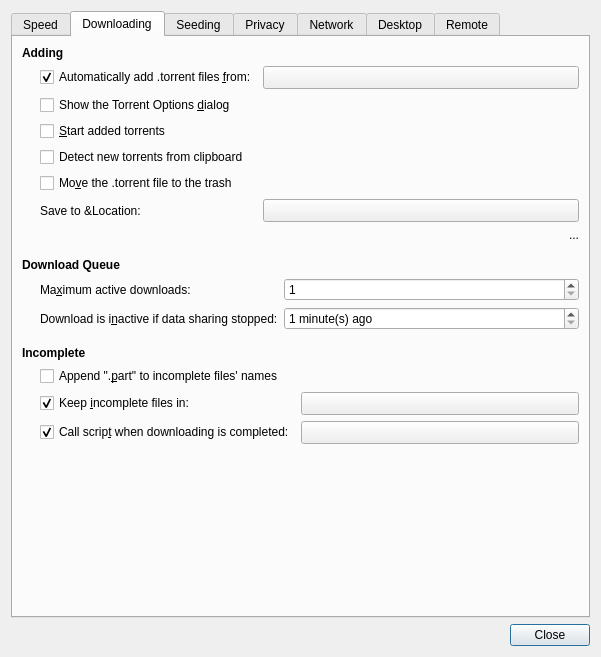
The window that qt/PrefsDialog.ui (transmission/transmission) describes before a commit, drawn with Qt 5.
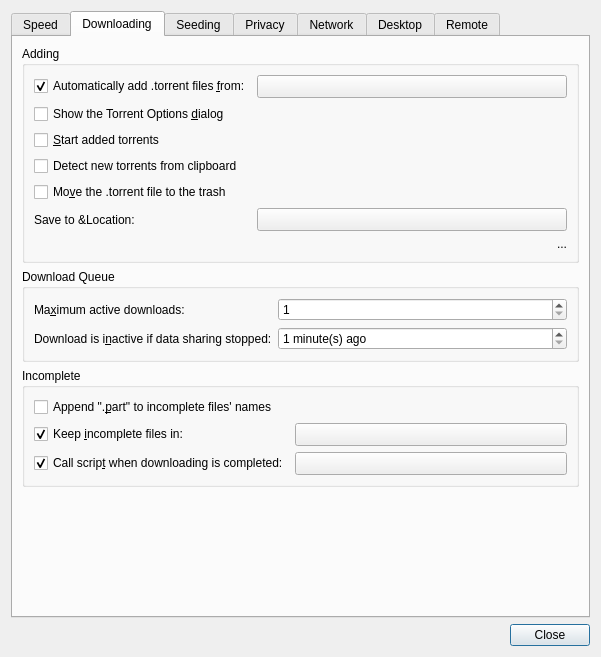
The same window after the commit. The open tabs and pages were chosen to show the change. Icons and pictures are not drawn. Custom widgets are drawn as their Qt base class.

Commit message: Preferences dialog Downloading tab a11y improvements

Patch:
```diff
--- a/qt/PrefsDialog.ui
+++ b/qt/PrefsDialog.ui
@@ -224,27 +224,11 @@
       </attribute>
       <layout class="QVBoxLayout" name="downloadingTabLayout">
        <item>
-        <widget class="QLabel" name="addingSectionLabel">
-         <property name="styleSheet">
-          <string notr="true">font-weight:bold</string>
-         </property>
-         <property name="text">
+        <widget class="QGroupBox" name="addingSection">
+         <property name="title">
           <string>Adding</string>
          </property>
-        </widget>
-       </item>
-       <item>
         <layout class="QGridLayout" name="addingSectionLayout" columnstretch="0,1">
-         <property name="leftMargin">
-          <number>18</number>
-         </property>
-         <item row="5" column="0">
-          <widget class="QLabel" name="downloadDirLabel">
-           <property name="text">
-            <string>Save to &amp;Location:</string>
-           </property>
-          </widget>
-         </item>
          <item row="0" column="0">
           <widget class="QCheckBox" name="watchDirCheck">
            <property name="text">
@@ -255,21 +239,16 @@
            </property>
           </widget>
          </item>
-         <item row="2" column="0" colspan="2">
-          <widget class="QCheckBox" name="startAddedTorrentsCheck">
-           <property name="text">
-            <string>&amp;Start added torrents</string>
-           </property>
-          </widget>
-         </item>
-         <item row="6" column="1">
-          <widget class="FreeSpaceLabel" name="downloadDirFreeSpaceLabel">
-           <property name="text">
-            <string notr="true">...</string>
-           </property>
-           <property name="alignment">
-            <set>Qt::AlignRight|Qt::AlignTrailing|Qt::AlignVCenter</set>
-           </property>
+          <item row="0" column="1">
+           <widget class="QStackedWidget" name="watchDirStack">
+            <property name="sizePolicy">
+             <sizepolicy hsizetype="Preferred" vsizetype="Fixed">
+              <horstretch>0</horstretch>
+              <verstretch>0</verstretch>
+             </sizepolicy>
+            </property>
+            <widget class="PathButton" name="watchDirButton"/>
+            <widget class="QLineEdit" name="watchDirEdit"/>
           </widget>
          </item>
          <item row="1" column="0" colspan="2">
@@ -279,6 +258,23 @@
            </property>
           </widget>
          </item>
+          <item row="2" column="0" colspan="2">
+           <widget class="QCheckBox" name="startAddedTorrentsCheck">
+            <property name="text">
+             <string>&amp;Start added torrents</string>
+            </property>
+           </widget>
+          </item>
+          <item row="3" column="0" colspan="2">
+           <widget class="QCheckBox" name="detectTorrentFromClipboard">
+            <property name="toolTip">
+             <string>Reads user clipboard content for torrents</string>
+            </property>
+            <property name="text">
+             <string>Detect new torrents from clipboard</string>
+            </property>
+           </widget>
+          </item>
          <item row="4" column="0" colspan="2">
           <widget class="QCheckBox" name="trashTorrentFileCheck">
            <property name="text">
@@ -286,16 +282,11 @@
            </property>
           </widget>
          </item>
-         <item row="0" column="1">
-          <widget class="QStackedWidget" name="watchDirStack">
-           <property name="sizePolicy">
-            <sizepolicy hsizetype="Preferred" vsizetype="Fixed">
-             <horstretch>0</horstretch>
-             <verstretch>0</verstretch>
-            </sizepolicy>
-           </property>
-           <widget class="PathButton" name="watchDirButton"/>
-           <widget class="QLineEdit" name="watchDirEdit"/>
+          <item row="5" column="0">
+           <widget class="QLabel" name="downloadDirLabel">
+            <property name="text">
+             <string>Save to &amp;Location:</string>
+            </property>
           </widget>
          </item>
          <item row="5" column="1">
@@ -310,49 +301,25 @@
            <widget class="QLineEdit" name="downloadDirEdit"/>
           </widget>
          </item>
-         <item row="3" column="0">
-          <widget class="QCheckBox" name="detectTorrentFromClipboard">
-           <property name="toolTip">
-            <string>Reads user clipboard content for torrents</string>
-           </property>
+          <item row="6" column="0" colspan="2">
+           <widget class="FreeSpaceLabel" name="downloadDirFreeSpaceLabel">
            <property name="text">
-            <string>Detect new torrents from clipboard</string>
+             <string notr="true">...</string>
+            </property>
+            <property name="alignment">
+             <set>Qt::AlignRight|Qt::AlignTrailing|Qt::AlignVCenter</set>
            </property>
           </widget>
          </item>
         </layout>
+        </widget>
        </item>
        <item>
-        <spacer name="downloadQueueSectionSpacer">
-         <property name="orientation">
-          <enum>Qt::Vertical</enum>
-         </property>
-         <property name="sizeType">
-          <enum>QSizePolicy::Fixed</enum>
-         </property>
-         <property name="sizeHint" stdset="0">
-          <size>
-           <width>1</width>
-           <height>10</height>
-          </size>
-         </property>
-        </spacer>
-       </item>
-       <item>
-        <widget class="QLabel" name="downloadQueueSectionLabel">
-         <property name="styleSheet">
-          <string notr="true">font-weight:bold</string>
-         </property>
-         <property name="text">
+        <widget class="QGroupBox" name="downloadQueueSection">
+         <property name="title">
           <string>Download Queue</string>
          </property>
-        </widget>
-       </item>
-       <item>
         <layout class="QGridLayout" name="downloadQueueSectionLayout" columnstretch="0,1">
-         <property name="leftMargin">
-          <number>18</number>
-         </property>
          <item row="0" column="0">
           <widget class="QLabel" name="downloadQueueSizeLabel">
            <property name="text">
@@ -400,38 +367,14 @@
           </widget>
          </item>
         </layout>
+        </widget>
        </item>
        <item>
-        <spacer name="incompleteSectionSpacer">
-         <property name="orientation">
-          <enum>Qt::Vertical</enum>
-         </property>
-         <property name="sizeType">
-          <enum>QSizePolicy::Fixed</enum>
-         </property>
-         <property name="sizeHint" stdset="0">
-          <size>
-           <width>1</width>
-           <height>10</height>
-          </size>
-         </property>
-        </spacer>
-       </item>
-       <item>
-        <widget class="QLabel" name="incompleteSectionLabel">
-         <property name="styleSheet">
-          <string notr="true">font-weight:bold</string>
-         </property>
-         <property name="text">
+        <widget class="QGroupBox" name="incompleteSection">
+         <property name="title">
           <string>Incomplete</string>
          </property>
-        </widget>
-       </item>
-       <item>
         <layout class="QGridLayout" name="incompleteSectionLayout" columnstretch="0,1">
-         <property name="leftMargin">
-          <number>18</number>
-         </property>
          <item row="0" column="0" colspan="2">
           <widget class="QCheckBox" name="renamePartialFilesCheck">
            <property name="text">
@@ -484,6 +427,7 @@
           </widget>
          </item>
         </layout>
+        </widget>
        </item>
        <item>
         <spacer name="downloadingTabBottomSpacer">
```
Lines whose indentation alone changed are shown as unchanged.
